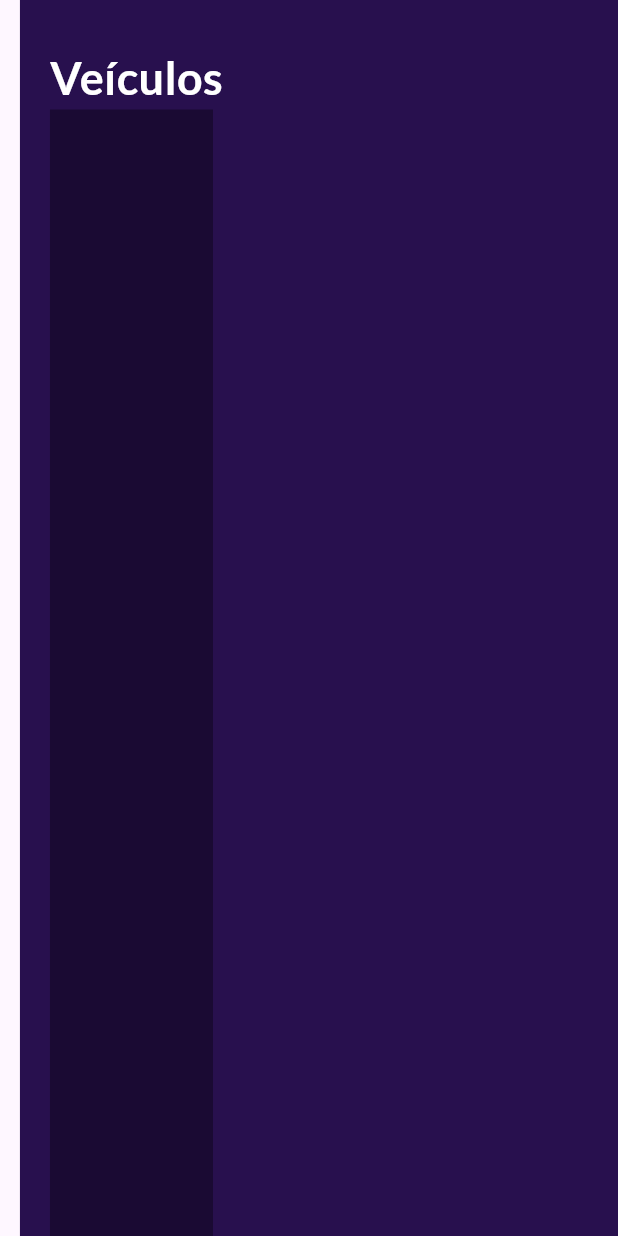
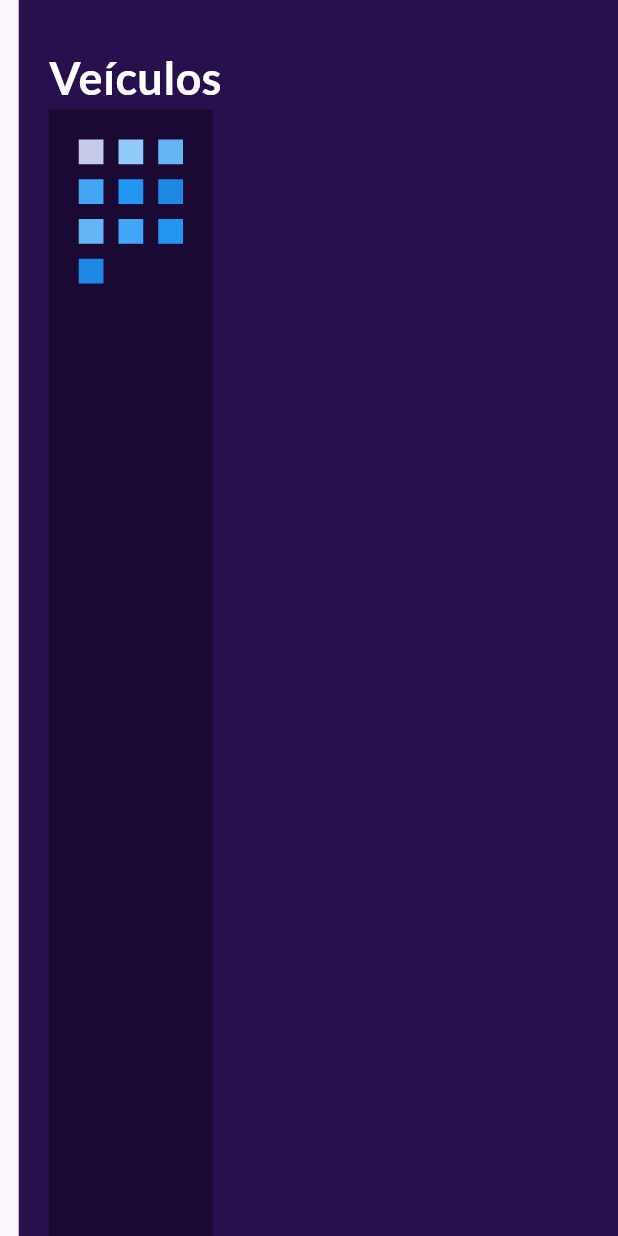
Before and after one commit to ernanyJ/brisa-project, a Flutter app: the screen it shows after launch, on a phone screen of 412 x 824 dp. Run offline on Flutter 3.47's test engine with Material 3 defaults, Android fonts, the phone set to English and light mode, and no system bars; our stand-ins replace get, google_fonts.

Commit message:
gridview to homepage and responsivity

```diff
--- /dev/null
+++ b/lib/models/vehicle.dart
@@ -0,0 +1 @@
+class Vehicle {}
--- a/lib/sidebar.dart
+++ b/lib/sidebar.dart
@@ -16,7 +16,7 @@ class Homepage extends StatelessWidget {
         children: [
           SideBar(),
           Expanded(
-              flex: 30,
+              flex: 32,
               child: Obx(() => vcontroller.pages[vcontroller.count.value])),
         ],
       ),
@@ -24,7 +24,7 @@ class Homepage extends StatelessWidget {
   }
 
   Expanded SideBar() {
-    var hover_color = Color.fromARGB(115, 105, 120, 202);
+    var hoverColor = const Color.fromARGB(115, 105, 120, 202);
 
     return Expanded(
       flex: 1,
@@ -35,7 +35,7 @@ class Homepage extends StatelessWidget {
               Tooltip(
                 message: "Home",
                 child: ListTile(
-                  hoverColor: hover_color,
+                  hoverColor: hoverColor,
                   onTap: () => vcontroller.count.value = 0,
                   selected: vcontroller.count.value == 0,
                   contentPadding:
@@ -46,7 +46,7 @@ class Homepage extends StatelessWidget {
               Tooltip(
                 message: "Frota",
                 child: ListTile(
-                  hoverColor: hover_color,
+                  hoverColor: hoverColor,
                   onTap: () => vcontroller.count.value = 1,
                   selected: vcontroller.count.value == 1,
                   contentPadding:
@@ -60,7 +60,7 @@ class Homepage extends StatelessWidget {
               Tooltip(
                 message: "Motoristas",
                 child: ListTile(
-                  hoverColor: hover_color,
+                  hoverColor: hoverColor,
                   onTap: () => vcontroller.count.value = 2,
                   selected: vcontroller.count.value == 2,
                   contentPadding:
@@ -74,7 +74,7 @@ class Homepage extends StatelessWidget {
               Tooltip(
                 message: "Peças",
                 child: ListTile(
-                  hoverColor: hover_color,
+                  hoverColor: hoverColor,
                   onTap: () => vcontroller.count.value = 0,
                   selected: vcontroller.count.value == 3,
                   contentPadding:
--- a/lib/view/homepage.dart
+++ b/lib/view/homepage.dart
@@ -7,6 +7,8 @@ class CarsPage extends StatelessWidget {
 
   @override
   Widget build(BuildContext context) {
+    final screenHeigth = (MediaQuery.of(context).size.height);
+    final screenWidth = (MediaQuery.of(context).size.width);
     return Container(
       color: const Color.fromARGB(255, 40, 16, 78),
       child: Column(
@@ -24,14 +26,115 @@ class CarsPage extends StatelessWidget {
             ),
           ),
           // CARD THAT DISPLAYS THE LIST OF DRIVERS
-          Container(
-            margin: const EdgeInsets.only(right: 270, left: 20),
-            color: const Color.fromARGB(88, 0, 0, 0),
-            width: 1500,
-            height: 800,
-          ),
+          DriversList(screenWidth: screenWidth, screenHeigth: screenHeigth),
         ],
       ),
     );
   }
 }
+
+// CONTAINER THAT CONTAINS (DUH) THE LIST OF DRIVERS.
+class DriversList extends StatelessWidget {
+  const DriversList({
+    super.key,
+    required this.screenWidth,
+    required this.screenHeigth,
+  });
+
+  final double screenWidth;
+  final double screenHeigth;
+
+  @override
+  Widget build(BuildContext context) {
+    return Container(
+      margin: const EdgeInsets.only(right: 270, left: 20),
+      color: const Color.fromARGB(88, 0, 0, 0),
+      width: screenWidth - 300,
+      height: screenHeigth - 73,
+      child: Stack(
+        children: [
+          GridView.count(
+            primary: false,
+            padding: const EdgeInsets.all(20),
+            crossAxisSpacing: 10,
+            mainAxisSpacing: 10,
+            crossAxisCount: 3,
+            children: <Widget>[
+              Container(
+                width: 20,
+                height: 20,
+                padding: const EdgeInsets.all(8),
+                color: Colors.indigo[100],
+                child: Center(
+                    child: const Text("He'd have you all unravel at the")),
+              ),
+              Container(
+                width: 20,
+                height: 20,
+                padding: const EdgeInsets.all(8),
+                color: Colors.blue[200],
+                child: Center(child: const Text('Heed not the rabble')),
+              ),
+              Container(
+                width: 20,
+                height: 20,
+                padding: const EdgeInsets.all(8),
+                color: Colors.blue[300],
+                child: Center(child: const Text('Sound of screams but the')),
+              ),
+              Container(
+                width: 20,
+                height: 20,
+                padding: const EdgeInsets.all(8),
+                color: Colors.blue[400],
+                child: Center(child: const Text('Who scream')),
+              ),
+              Container(
+                width: 20,
+                height: 20,
+                padding: const EdgeInsets.all(8),
+                color: Colors.blue[500],
+                child: Center(child: const Text('Revolution is coming...')),
+              ),
+              Container(
+                width: 20,
+                height: 20,
+                padding: const EdgeInsets.all(8),
+                color: Colors.blue[600],
+                child: Center(child: const Text('Revolution, they...')),
+              ),
+              Container(
+                width: 20,
+                height: 20,
+                padding: const EdgeInsets.all(8),
+                color: Colors.blue[300],
+                child: Center(child: const Text('Sound of screams but the')),
+              ),
+              Container(
+                width: 20,
+                height: 20,
+                padding: const EdgeInsets.all(8),
+                color: Colors.blue[400],
+                child: Center(child: const Text('Who scream')),
+              ),
+              Container(
+                width: 20,
+                height: 20,
+                padding: const EdgeInsets.all(8),
+                color: Colors.blue[500],
+                child: Center(child: const Text('Revolution is coming...')),
+              ),
+              Container(
+                width: 20,
+                height: 20,
+                padding: const EdgeInsets.all(8),
+                color: Colors.blue[600],
+                child: Center(child: const Text('Revolution, they...')),
+              ),
+            ],
+          )
+        ],
+      ),
+    );
+  }
+}
```
